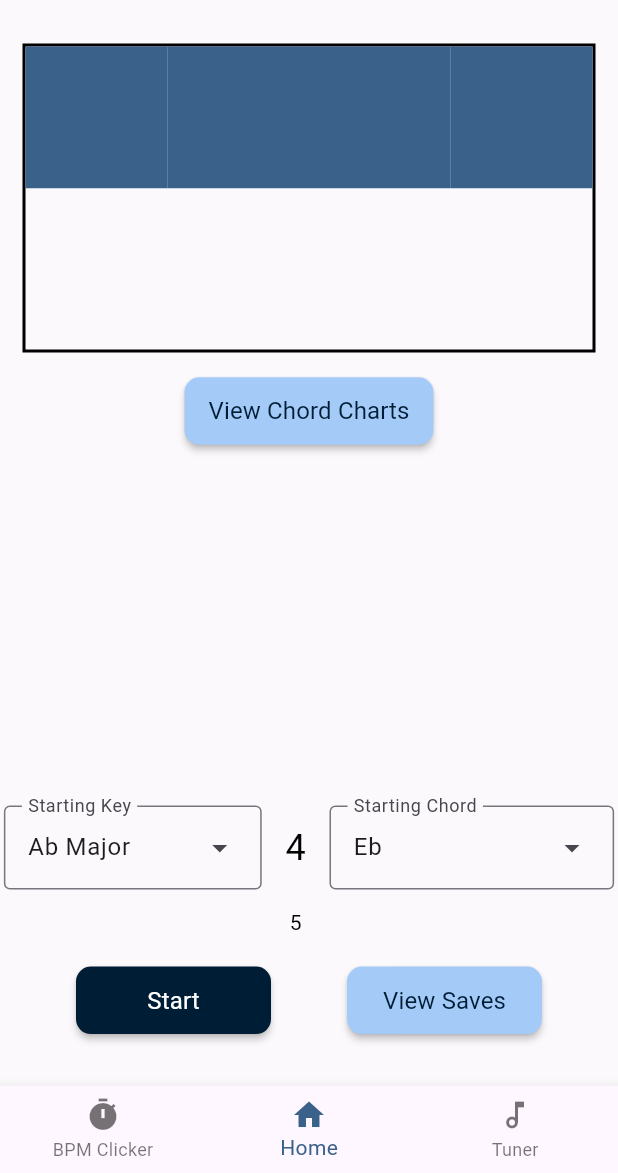
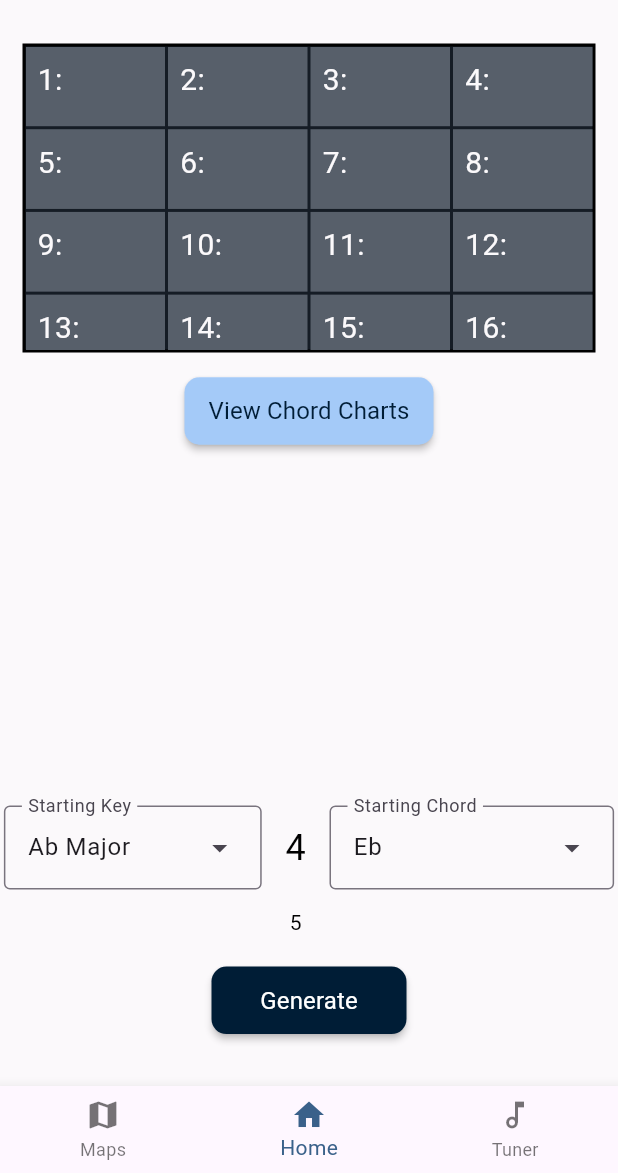
Before and after one commit to Natewhit205/Progression-App, a Flutter app: the screen it shows after launch, on a phone screen of 412 x 824 dp, the part 63-1236 px from its top. Run offline on Flutter 3.47's test engine with Material 3 defaults, Android fonts, the phone set to English and light mode, and no system bars; drawn by our look-alikes of numberpicker; our stand-ins replace hive, hive_flutter, just_audio, permission_handler; missing offline and left inert: fading_edge_scrollview, flutter_audio_capture, pitch_detector_dart, pitchupdart; accounts and stored records are empty.

Commit message:
Added 16 blanks for chords to fill in and moved "Generate" button to middle

```diff
--- a/lib/managers/chord_display.dart
+++ b/lib/managers/chord_display.dart
@@ -1,64 +1,65 @@
 import 'package:flutter/material.dart';
 import 'package:flutter_music_application/chord.dart';
-import 'package:flutter_music_application/constants.dart';
 import 'package:flutter_music_application/widgets/chord_cell.dart';
 
 class ChordDisplay {
-  late List<List<Chord?>> displayArray;
+  late List<Chord> displayArray;
+  int defaultDisplaySize = 16;
 
-  void addChord(Chord chord) {
-    int index = displayArray.length - 1;
-
-    if (displayArray[index].last != null) {
-      displayArray.add([]);
-      index += 1;
-
-      for (int i = 0; i < Constants.chordsPerLine; i++) {
-        displayArray[index].add(null);
-      }
-
-      print('New Row: $displayArray');
-    }
-
-    for (int i = 0; i <= Constants.chordsPerLine; i++) {
-      print('Display index: $i\n');
-      print('Chord: ${displayArray[index][i]}');
-      if (displayArray[index][i] == null) {
-        displayArray[index][i] = chord;
-        break;
-      }
-    }
-
-    print(displayArray);
-  }
+  void addChord(Chord chord) => displayArray.add(chord);
 
   void init() {
     clearDisplay();
   }
 
   void clearDisplay() {
-    displayArray = [[]];
-    for (int i = 0; i < Constants.chordsPerLine; i++) {
-      displayArray[0].add(null);
+    displayArray = [];
+  }
+
+  List<Chord?> addNulls(List<Chord?> array, int numOfNulls) {
+    List<Chord?> output = List.from(array);
+    for (int i = 0; i < numOfNulls; i++) {
+      output.add(null);
     }
+    return output;
   }
 
   List<ChordCell> getDisplay() {
-    print(displayArray);
     List<ChordCell> widgets = [];
+    int number = 1;
+    List<Chord?> temporaryArray = displayArray;
+    int length = temporaryArray.length;
 
-    for (List<Chord?> row in displayArray) {
-      for (Chord? chord in row) {
-        if (chord == null) {
-          widgets.add(const ChordCell(
-            name: '',
-          ));
-        } else {
-          widgets.add(ChordCell(
-            name: chord.chordName,
-          ));
+    if (length < defaultDisplaySize) {
+      int difference = defaultDisplaySize - length;
+      temporaryArray = addNulls(temporaryArray, difference);
+    } else if (length > defaultDisplaySize) {
+      int multiplier = 1;
+
+      while (true) {
+        int newMax = (defaultDisplaySize + 4 * multiplier);
+        if (length < newMax) {
+          int difference =  newMax - length;
+          temporaryArray = addNulls(temporaryArray, difference);
+          break;
         }
+        multiplier++;
       }
+    }
+
+    for (Chord? chord in temporaryArray) {
+      if (chord == null) {
+        widgets.add(ChordCell(
+          number: number,
+          name: '',
+        ));
+      } else {
+        widgets.add(ChordCell(
+          number: number,
+          name: chord.chordName,
+        ));
+      }
+      number++;
     }
 
     debugPrint('Widgets: $widgets');
--- a/lib/screens/harmony_screen.dart
+++ b/lib/screens/harmony_screen.dart
@@ -4,7 +4,6 @@ import 'package:flutter/material.dart';
 import 'package:flutter/services.dart';
 import 'package:flutter_music_application/managers/chord_display.dart';
 import 'package:flutter_music_application/managers/harmony_manager.dart';
-import 'package:flutter_music_application/widgets/chord_cell.dart';
 import 'package:numberpicker/numberpicker.dart';
 import 'package:flutter_music_application/main.dart';
 import 'package:flutter_music_application/constants.dart';
@@ -12,7 +11,7 @@ import 'package:flutter_music_application/chord.dart';
 import 'package:flutter_music_application/colors.dart';
 import 'package:flutter_music_application/styles.dart';
 import 'package:flutter_music_application/saved_chord_progression.dart';
-import 'package:flutter_music_application/screens/saves_screen.dart';
+//import 'package:flutter_music_application/screens/saves_screen.dart';
 import 'package:flutter_music_application/screens/chord_charts_screen.dart';
 import 'package:flutter_music_application/widgets/dropdown.dart';
 import 'package:flutter_music_application/widgets/button.dart';
@@ -35,7 +34,6 @@ class HarmonyScreenState extends State<HarmonyScreen> with AutomaticKeepAliveCli
   bool _generated = false;
   bool _playing = false;
 
-  late String _image;
 
   late int _selectedKey;
   late List<int> _selectedChord;
@@ -55,10 +53,7 @@ class HarmonyScreenState extends State<HarmonyScreen> with AutomaticKeepAliveCli
     }
   }
 
-  String _getImage() => 'assets/chord_imgs/${keyValues.chords[_selectedKey - 1].first.label}/${_selectedChord[1]}.png';
-
-
-  void _viewSaves(context) => Navigator.push(context, MaterialPageRoute(builder: (context) => const SavesScreen()));
+  //void _viewSaves(context) => Navigator.push(context, MaterialPageRoute(builder: (context) => const SavesScreen()));
 
   void _generateProgression() {
     // TODO: Redo chord storage and make it so chord progression generation simply adds the chord object to the progression
@@ -145,12 +140,14 @@ class HarmonyScreenState extends State<HarmonyScreen> with AutomaticKeepAliveCli
     _selectedChord = keyValues.getChords(_selectedKey)[j].value;
     _chordLimit = Constants.minChordLimit;
     _lastChordLimit = Constants.minChordLimit;
-    _image = _getImage();
   }
 
   @override
   Widget build(BuildContext context) {
     super.build(context);
+    var size = MediaQuery.of(context).size;
+    double chordDisplayHeight = size.height / 4;
+
     return Center(
       child: Align(
         alignment: Alignment.center,
@@ -167,8 +164,9 @@ class HarmonyScreenState extends State<HarmonyScreen> with AutomaticKeepAliveCli
                     Padding(
                       padding: const EdgeInsets.all(15.0),
                       child: Container(
-                        height: MediaQuery.of(context).size.height / 4,
+                        height: chordDisplayHeight,
                         decoration: BoxDecoration(
+                          color: AppTheme.secondary10,
                           border: Border.all(color: Colors.black, width: 2.0),
                         ),
                         child: AnimatedSwitcher(
@@ -179,7 +177,10 @@ class HarmonyScreenState extends State<HarmonyScreen> with AutomaticKeepAliveCli
                               child: child
                             ),
                             child: GridView.count(
+                              mainAxisSpacing: 2.0,
+                              crossAxisSpacing: 2.0,
                               crossAxisCount: Constants.chordsPerLine,
+                              childAspectRatio: 1.75,
                               children: chordDisplay.getDisplay(),
                             ),
                         //   child: _image.isNotEmpty
@@ -312,18 +313,18 @@ class HarmonyScreenState extends State<HarmonyScreen> with AutomaticKeepAliveCli
                       onPressed: _generateProgression,
                       color: AppTheme.primary10,
                       child: Text(
-                        'Start',
+                        'Generate',
                         style: AppTextStyle.standard(),
                       ),
                     ),
-                    SimpleActionButton(
-                      onPressed: () => _viewSaves(context),
-                      color: AppTheme.primary80,
-                      child: Text(
-                        'View Saves',
-                        style: AppTextStyle.standard(color: AppTheme.primary10),
-                      ),
-                    ),
+                    // SimpleActionButton(
+                    //   onPressed: () => _viewSaves(context),
+                    //   color: AppTheme.primary80,
+                    //   child: Text(
+                    //     'View Saves',
+                    //     style: AppTextStyle.standard(color: AppTheme.primary10),
+                    //   ),
+                    // ),
                   ],
                 ),
               ),
--- a/lib/screens/home_screen.dart
+++ b/lib/screens/home_screen.dart
@@ -26,8 +26,8 @@ class HomeScreenState extends State<HomeScreen> {
 
   final List<BottomNavigationBarItem> _bottomNavigationBarItems = const [
     BottomNavigationBarItem(
-      icon: Icon(Icons.timer),
-      label: 'BPM Clicker',
+      icon: Icon(Icons.map),
+      label: 'Maps',
     ),
     BottomNavigationBarItem(
       icon: Icon(Icons.home),
--- a/lib/widgets/chord_cell.dart
+++ b/lib/widgets/chord_cell.dart
@@ -1,10 +1,10 @@
 import 'package:flutter/material.dart';
 import 'package:flutter_music_application/colors.dart';
-import 'package:flutter_music_application/constants.dart';
 import 'package:flutter_music_application/styles.dart';
 
 class ChordCell extends StatelessWidget {
   final String name;
+  final int number;
 
   // Constant Values
   final Color? color = AppTheme.secondary90;
@@ -16,18 +16,18 @@ class ChordCell extends StatelessWidget {
 
   const ChordCell({
     super.key,
+    required this.number,
     required this.name
   });
 
   @override
   Widget build(BuildContext context) {
     return Container(
-      height: 30,
       padding: padding,
-      color: AppTheme.primary40,
+      color: AppTheme.secondary40,
       child: Text(
-        name,
-        style: AppTextStyle.large(color: AppTheme.surface),
+        '$number: $name',
+        style: AppTextStyle.medium(color: AppTheme.surface),
       ),
     );
   }
```
Also changed, not shown: lib/screens/chord_map_screen.dart (added, +17 -0 lines), 4 other files.
